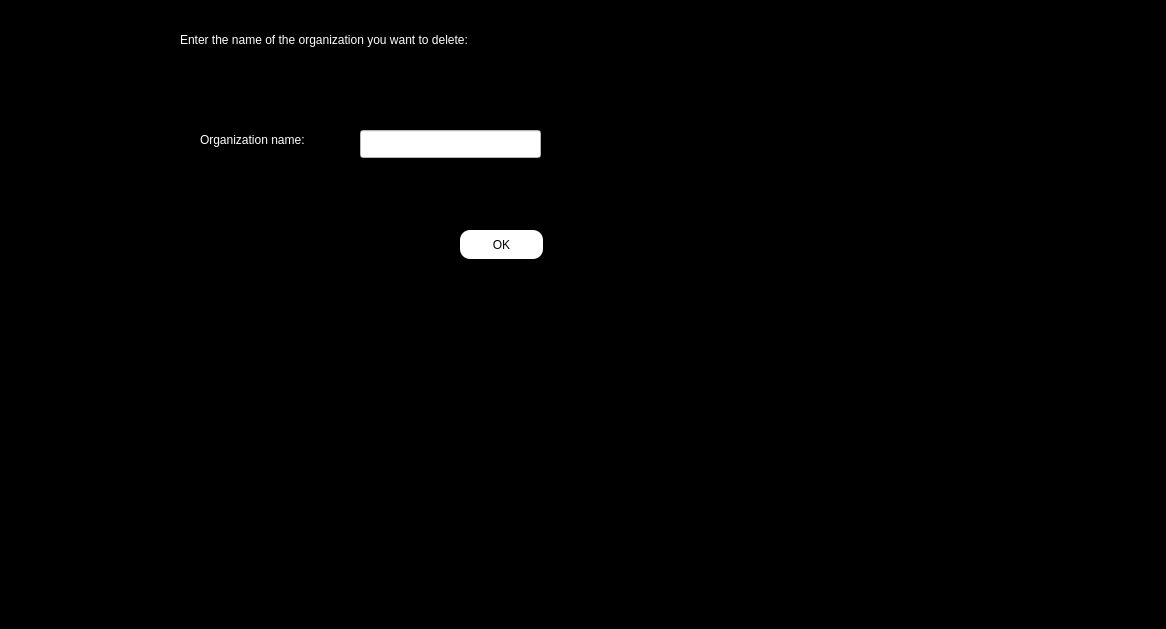
First picture: the form in enter/removing_organization.ui, repository Shayanrava/APproject, before the edit.
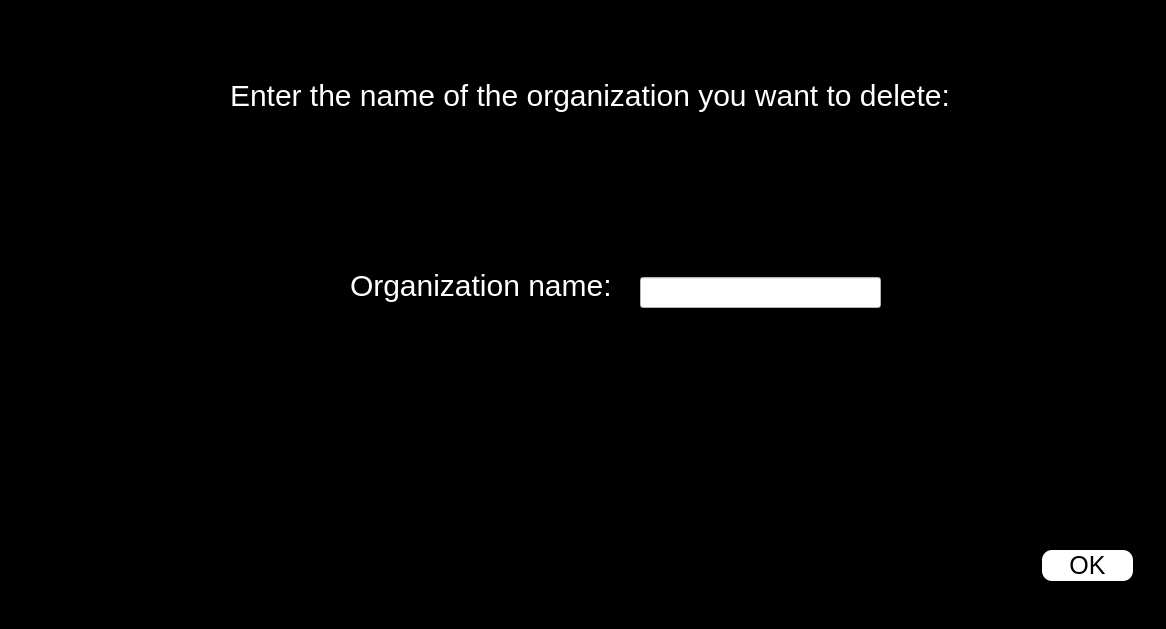
Second picture: the form after the edit.

Commit message: filtering and removing organization ui edited

```diff
--- a/enter/removing_organization.ui
+++ b/enter/removing_organization.ui
@@ -22,10 +22,10 @@
   <widget class="QPushButton" name="pbn_remove">
    <property name="geometry">
     <rect>
-     <x>460</x>
-     <y>230</y>
-     <width>83</width>
-     <height>29</height>
+     <x>1042</x>
+     <y>550</y>
+     <width>91</width>
+     <height>31</height>
     </rect>
    </property>
    <property name="styleSheet">
@@ -38,6 +38,7 @@
 {
 background-color:white;
 border-radius:10px;
+font-size:25px;
 }</string>
    </property>
    <property name="text">
@@ -47,10 +48,10 @@
   <widget class="QLineEdit" name="led_remove">
    <property name="geometry">
     <rect>
-     <x>360</x>
-     <y>130</y>
-     <width>181</width>
-     <height>28</height>
+     <x>640</x>
+     <y>277</y>
+     <width>241</width>
+     <height>31</height>
     </rect>
    </property>
    <property name="styleSheet">
@@ -63,16 +64,17 @@
   <widget class="QLabel" name="labe_remove_name">
    <property name="geometry">
     <rect>
-     <x>200</x>
-     <y>130</y>
-     <width>131</width>
-     <height>20</height>
+     <x>350</x>
+     <y>260</y>
+     <width>271</width>
+     <height>51</height>
     </rect>
    </property>
    <property name="styleSheet">
     <string notr="true">#labe_remove_name
 {
 color:white;
+font-size:30px;
 }</string>
    </property>
    <property name="text">
@@ -82,16 +84,17 @@
   <widget class="QLabel" name="remov_label">
    <property name="geometry">
     <rect>
-     <x>180</x>
-     <y>30</y>
-     <width>361</width>
-     <height>20</height>
+     <x>230</x>
+     <y>50</y>
+     <width>751</width>
+     <height>91</height>
     </rect>
    </property>
    <property name="styleSheet">
     <string notr="true">#remov_label
 {
 color:white;
+font-size:30px;
 }</string>
    </property>
    <property name="text">
```
The commit also changes 1 other file.
